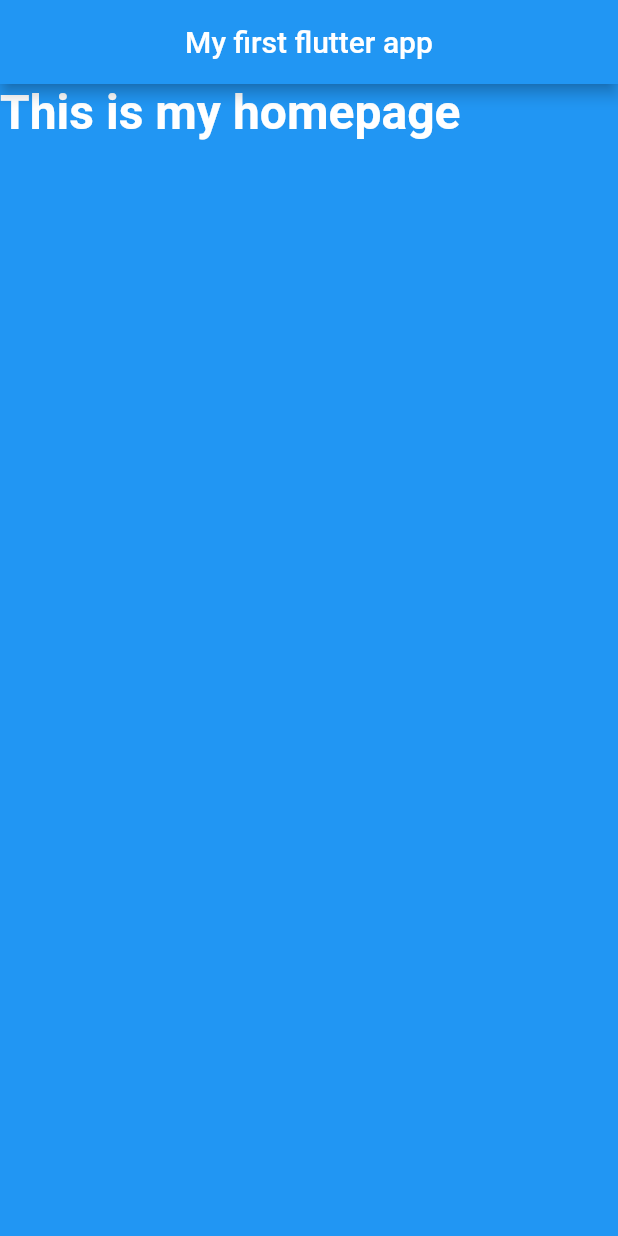
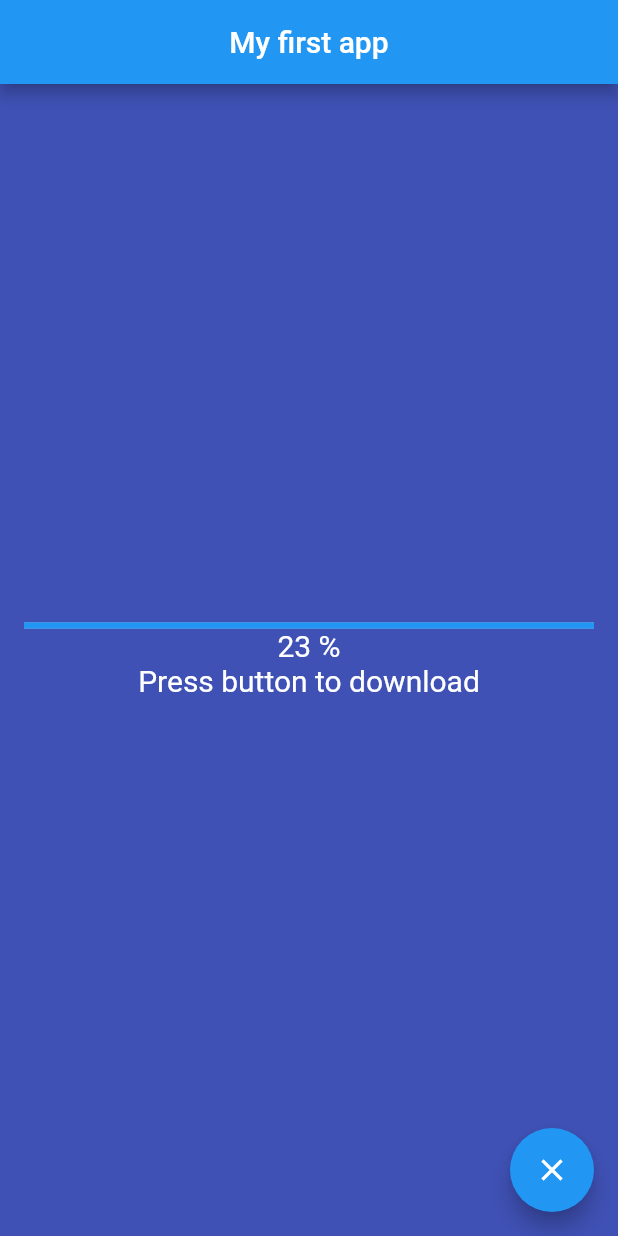
Before and after one commit to Aloxan12/Flutter, a Flutter app: the screen it shows after launch, on a phone screen of 412 x 824 dp. Run offline on Flutter 3.47's test engine with Material 2 defaults, Android fonts, the phone set to English and light mode, and no system bars.

Commit message:
widget text

```diff
--- a/lib/main.dart
+++ b/lib/main.dart
@@ -1,20 +1,49 @@
 import 'package:flutter/material.dart';
 
 void main() {
-  runApp(
-    MaterialApp(
+  runApp(MyFirstApp());
+}
+
+class MyFirstApp extends StatelessWidget {
+  @override
+  Widget build(BuildContext context) {
+    return MaterialApp(
       home: Scaffold(
-        backgroundColor: Colors.blue,
+        backgroundColor: Colors.indigo,
         appBar: AppBar(
-          title: Text('My first flutter app'),
+          title: Text('My first app'),
           centerTitle: true,
         ),
-        body: Text('This is my homepage', style: TextStyle(
-          fontSize: 32,
-          fontWeight: FontWeight.bold,
-          color: Colors.white
-        ),),
+        body: Center(
+          child: Container(
+            padding: EdgeInsets.all(16),
+            child: Column(
+              mainAxisAlignment: MainAxisAlignment.center,
+              children: <Widget>[
+                LinearProgressIndicator(value: 23),
+                Text(
+                  '23 %',
+                  style: TextStyle(
+                    color: Colors.white,
+                    fontSize: 20,
+                  ),
+                ),
+                Text(
+                  'Press button to download',
+                  style: TextStyle(
+                    color: Colors.white,
+                    fontSize: 20,
+                  ),
+                ),
+              ],
+            ),
+          ),
+        ),
+        floatingActionButton: FloatingActionButton(
+          onPressed: null,
+          child: Icon(Icons.close),
+        ),
       ),
-    ),
-  );
+    );
+  }
 }
```
